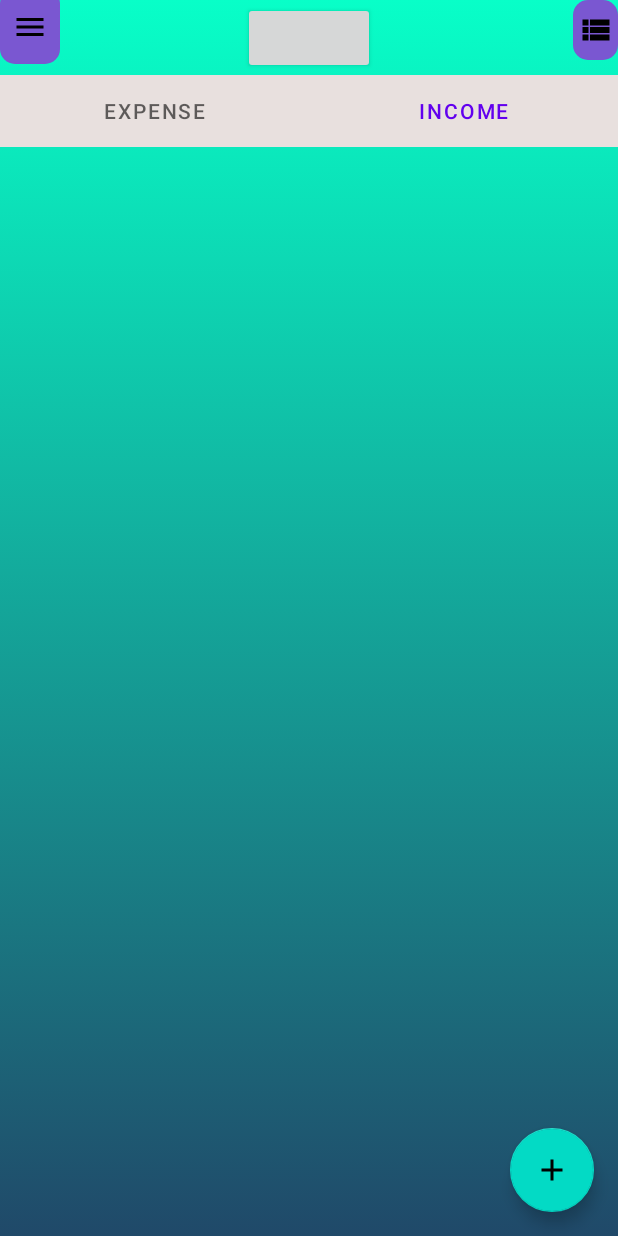
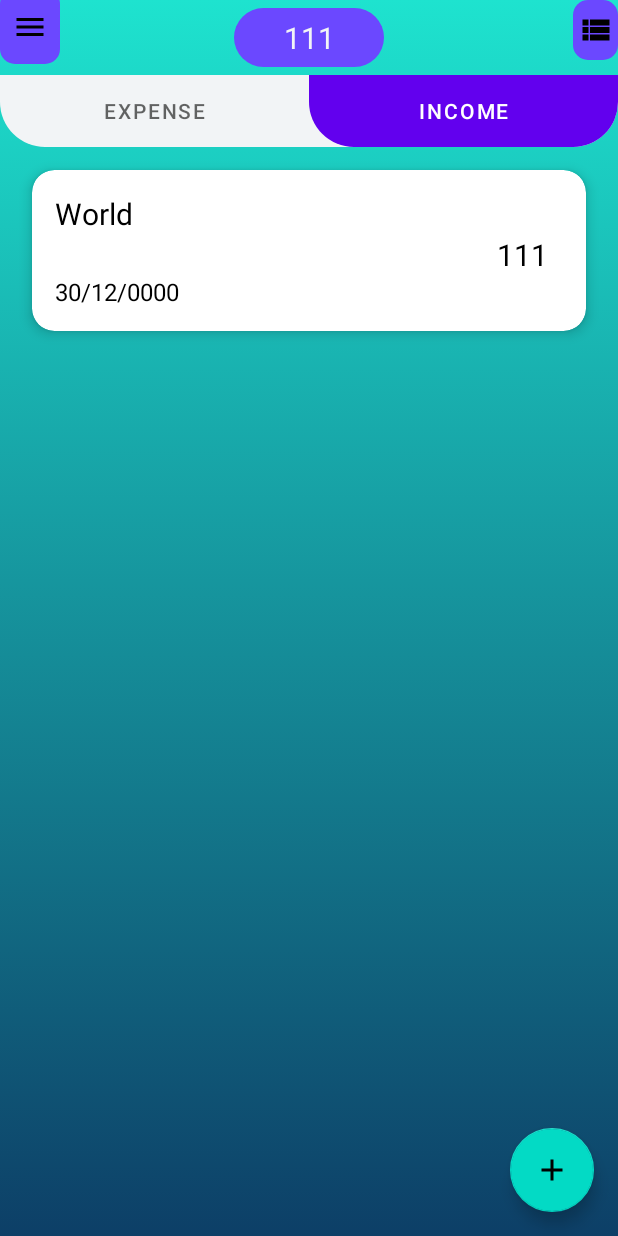
Before and after one commit to qTronor/My_money_moment, an Android app: the screen it shows after launch (MainActivity), tab 2 chosen, on a phone screen of 412 x 824 dp. Run offline under Robolectric (Android 15) with nearby library versions, the phone set to English and light mode, and no system bars; our stand-ins replace Room's generated code.

Commit message:
Added total sum textView New Design for tablayout Small changes of colors

```diff
--- a/app/src/main/java/com/example/my_mone_moment/MainActivity.java
+++ b/app/src/main/java/com/example/my_mone_moment/MainActivity.java
@@ -1,18 +1,28 @@
 package com.example.my_mone_moment;
 
 import android.os.Bundle;
+import android.widget.TextView;
+import android.widget.Toast;
 
 import androidx.annotation.NonNull;
 import androidx.fragment.app.Fragment;
 import androidx.fragment.app.FragmentActivity;
 
+import androidx.lifecycle.LifecycleOwner;
+import androidx.lifecycle.LiveData;
+import androidx.lifecycle.Observer;
+import androidx.lifecycle.ViewModelProvider;
+import androidx.lifecycle.ViewModelProviders;
 import androidx.viewpager2.adapter.FragmentStateAdapter;
 import androidx.viewpager2.widget.ViewPager2;
 
+import com.example.my_mone_moment.data.ViewModel;
 import com.example.my_mone_moment.fragments.Fragment_first;
 import com.example.my_mone_moment.fragments.Fragment_second;
 import com.google.android.material.tabs.TabLayout;
 import com.google.android.material.tabs.TabLayoutMediator;
+
+import org.w3c.dom.Text;
 
 
 public class MainActivity extends FragmentActivity {
@@ -21,6 +31,10 @@ public class MainActivity extends FragmentActivity {
     private ViewPager2 viewPager2;
     private FragmentStateAdapter fragmentStateAdapter;
 
+    private TextView sum_textView;
+    private ViewModel viewModel;
+    //private int total_sum;
+
     private int[] labels = new int[]{R.string.expense, R.string.income};
 
     @Override
@@ -28,12 +42,30 @@ public class MainActivity extends FragmentActivity {
         super.onCreate(savedInstanceState);
         setContentView(R.layout.activity_main);
 
+        viewModel = ViewModelProviders.of(this).get(ViewModel.class);
+        LiveData<Integer> totalSum = viewModel.getExpenseSum();
+
         viewPager2 = findViewById(R.id.pager);
         fragmentStateAdapter = new ScreenSlideAdapter(this);
         viewPager2.setAdapter(fragmentStateAdapter);
 
         TabLayout tabLayout = findViewById(R.id.tab_layout);
         new TabLayoutMediator(tabLayout, viewPager2, (tab, position) -> tab.setText(labels[position])).attach();
+
+        sum_textView = findViewById(R.id.sum_textView);
+
+        totalSum.observe(this, new Observer<Integer>() {
+            @Override
+            public void onChanged(Integer integer) {
+                if(integer == null) {
+                    //Toast.makeText(MainActivity.this, "0", Toast.LENGTH_SHORT).show();
+                    sum_textView.setText("0");
+                }
+                else
+                    sum_textView.setText(String.valueOf(integer));
+            }
+        });
+
     }
 
     private class ScreenSlideAdapter extends FragmentStateAdapter{
--- a/app/src/main/java/com/example/my_mone_moment/data/OpDao.java
+++ b/app/src/main/java/com/example/my_mone_moment/data/OpDao.java
@@ -15,8 +15,17 @@ public interface OpDao {
     @Query("SELECT * FROM operation_table")
     LiveData<List<Operation>> getAll();
 
+    @Query("SELECT * FROM operation_table WHERE expense LIKE 1")
+    LiveData<List<Operation>> getAllExpense();
+
+    @Query("SELECT * FROM operation_table WHERE expense LIKE 0")
+    LiveData<List<Operation>> getAllIncome();
+
     @Query("SELECT * FROM operation_table WHERE expense LIKE :expense")
-    Operation getByExpense(String expense);
+    Operation getByExpense(boolean expense);
+
+    @Query("SELECT SUM(CASE WHEN expense = 1 THEN value ELSE -value END) FROM operation_table")
+    LiveData<Integer> getSumExpense();
 
     @Query("SELECT * from operation_table LIMIT 1")
     Operation[] getAnyWord();
--- a/app/src/main/java/com/example/my_mone_moment/data/OperationRepository.java
+++ b/app/src/main/java/com/example/my_mone_moment/data/OperationRepository.java
@@ -29,18 +29,19 @@ public class OperationRepository {
     void update(Operation operation){
         opDao.insert(operation);
     }
-
     void delete(Operation operation){
         new deleteOperationAsyncTask(opDao).execute(operation);
     }
-    public void deleteWord(Operation word)  {
-        new deleteOperationAsyncTask(opDao).execute(word);
-    }
 
-
-
+    LiveData<Integer> getSumExpense(){ return opDao.getSumExpense(); }
     LiveData<List<Operation>> getAllOperations(){
         return opDao.getAll();
+    }
+    LiveData<List<Operation>> getAllOperationsExpense(){
+        return opDao.getAllExpense();
+    }
+    LiveData<List<Operation>> getAllOperationsIncome(){
+        return opDao.getAllIncome();
     }
 
     private static class insertAsyncTask extends AsyncTask<Operation, Void, Void> {
@@ -85,7 +86,4 @@ public class OperationRepository {
             return null;
         }
     }
-
-
-
 }
--- a/app/src/main/java/com/example/my_mone_moment/data/OperationsDB.java
+++ b/app/src/main/java/com/example/my_mone_moment/data/OperationsDB.java
@@ -46,7 +46,7 @@ public abstract class OperationsDB extends RoomDatabase {
             new PopulateDbAsync(INSTANCE).execute();
         }
 
-        @Override
+        /*@Override
         public void onCreate(@NonNull SupportSQLiteDatabase db) {
             super.onCreate(db);
 
@@ -58,12 +58,12 @@ public abstract class OperationsDB extends RoomDatabase {
                 OpDao dao = INSTANCE.opDao();
                 dao.deleteAll();
 
-                Operation operation = new Operation("Hello", "222", "12/12/2002", true);
+                Operation operation = new Operation("Hello", 222, "12/12/2002", true);
                 dao.insert(operation);
-                operation = new Operation("World", "111", "30/12/0000", false);
+                operation = new Operation("World", 111, "30/12/0000", false);
                 dao.insert(operation);
             });
-        }
+        }*/
     };
 
 
@@ -71,7 +71,7 @@ public abstract class OperationsDB extends RoomDatabase {
 
         private final OpDao mDao;
         Operation[] operations = {new Operation("Hello", "222", "12/12/2002", true),
-                                new Operation("World", "111", "30/12/0000", true)};
+                                new Operation("World", "111", "30/12/0000", false)};
 
         PopulateDbAsync(OperationsDB db) {
             mDao = db.opDao();
--- a/app/src/main/java/com/example/my_mone_moment/data/ViewModel.java
+++ b/app/src/main/java/com/example/my_mone_moment/data/ViewModel.java
@@ -9,11 +9,16 @@ public class ViewModel extends AndroidViewModel {
 
     private OperationRepository operationRepository;
     private LiveData<List<Operation>> allOperationsList;
+    private LiveData<List<Operation>> allOperationsListExpense;
+    private LiveData<List<Operation>> allOperationsListIncome;
 
     public ViewModel(Application application){
         super(application);
         operationRepository = new OperationRepository(application);
         allOperationsList = operationRepository.getAllOperations();
+        allOperationsListExpense = operationRepository.getAllOperationsExpense();
+        allOperationsListIncome = operationRepository.getAllOperationsIncome();
+
     }
 
     public void insert(Operation operation) { operationRepository.insert(operation); }
@@ -24,4 +29,8 @@ public class ViewModel extends AndroidViewModel {
 
     public LiveData<List<Operation>> getAllOperations() { return allOperationsList; }
 
+    public LiveData<List<Operation>> getAllOperationsExpense() { return allOperationsListExpense; }
+    public LiveData<List<Operation>> getAllOperationsIncome() { return allOperationsListIncome; }
+    public LiveData<Integer> getExpenseSum() { return operationRepository.getSumExpense();}
+
 }
--- a/app/src/main/java/com/example/my_mone_moment/fragments/Fragment_first.java
+++ b/app/src/main/java/com/example/my_mone_moment/fragments/Fragment_first.java
@@ -58,12 +58,7 @@ public class Fragment_first extends Fragment {
         registerForContextMenu(recyclerView);
 
         viewModel = new ViewModelProvider(this).get(ViewModel.class);
-        viewModel.getAllOperations().observe(getViewLifecycleOwner(), new Observer<List<Operation>>() {
-            @Override
-            public void onChanged(List<Operation> operationList) {
-                adapter.setOperations(operationList);
-            }
-        });
+        viewModel.getAllOperationsExpense().observe(getViewLifecycleOwner(), operationList -> adapter.setOperations(operationList));
 
         Dialog expense_dialog = new Dialog(this.getContext());
 
@@ -104,7 +99,7 @@ public class Fragment_first extends Fragment {
                     expense_dialog.dismiss();
                     Toast.makeText(getContext(), "Expense added", Toast.LENGTH_SHORT).show();
                     //Change the state of floating btn
-                    isRotateFloatBtn = ViewAnimation.rotateFab(view112, !isRotateFloatBtn);
+                    isRotateFloatBtn = ViewAnimation.rotateFab(view1, !isRotateFloatBtn);
                 }
             });
             cancel_btn.setOnClickListener(v -> {
--- /dev/null
+++ b/app/src/main/res/drawable/tab_indicator.xml
@@ -0,0 +1,8 @@
+<?xml version="1.0" encoding="utf-8"?>
+<shape xmlns:android="http://schemas.android.com/apk/res/android"
+    android:shape="rectangle">
+
+    <solid android:color="@color/nice_purple"/>
+    <corners android:bottomLeftRadius="30dp"
+        android:bottomRightRadius="30dp"/>
+</shape>
--- /dev/null
+++ b/app/src/main/res/drawable/tablayout_shape.xml
@@ -0,0 +1,8 @@
+<?xml version="1.0" encoding="utf-8"?>
+<shape xmlns:android="http://schemas.android.com/apk/res/android"
+    android:shape="rectangle">
+
+    <solid android:color="@color/input_color"/>
+    <corners android:bottomLeftRadius="30dp"
+        android:bottomRightRadius="30dp"/>
+</shape>
--- /dev/null
+++ b/app/src/main/res/drawable/total_sum_shape.xml
@@ -0,0 +1,8 @@
+<?xml version="1.0" encoding="utf-8"?>
+<shape xmlns:android="http://schemas.android.com/apk/res/android"
+    android:shape="rectangle">
+
+    <solid android:color="@color/nice_purple"/>
+    <corners android:radius="30dp"/>
+
+</shape>
--- a/app/src/main/res/layout/activity_main.xml
+++ b/app/src/main/res/layout/activity_main.xml
@@ -8,27 +8,37 @@
 
     <com.google.android.material.tabs.TabLayout
         android:id="@+id/tab_layout"
-        android:layout_width="0dp"
+        android:layout_width="match_parent"
         android:layout_height="wrap_content"
         android:layout_marginTop="50dp"
-        android:background="@color/light_grey"
+        app:tabIndicatorGravity="stretch"
         app:layout_constraintStart_toStartOf="parent"
         app:layout_constraintEnd_toEndOf="parent"
         app:layout_constraintTop_toTopOf="parent"
-        app:tabIndicatorHeight="0dp"
-        app:tabRippleColor="@color/black"/>
+        app:tabSelectedTextColor="@color/white"
+        android:background="@drawable/tablayout_shape"
+        app:tabMode="fixed"
+        app:tabIndicatorAnimationMode="elastic"
+        app:tabIndicator="@drawable/tab_indicator"
+        />
 
-    <Button
-        android:id="@+id/total_btn"
+    <TextView
+        android:id="@+id/sum_textView"
         android:layout_width="wrap_content"
-        android:layout_height="wrap_content"
+        android:layout_height="0dp"
+        android:minWidth="100dp"
         android:gravity="center"
+        android:clickable="true"
+        android:layout_margin="5dp"
+        android:background="@drawable/total_sum_shape"
         app:layout_constraintTop_toTopOf="parent"
         app:layout_constraintBottom_toTopOf="@+id/tab_layout"
         app:layout_constraintEnd_toEndOf="parent"
-        app:layout_constraintStart_toStartOf="parent">
-
-    </Button>
+        app:layout_constraintStart_toStartOf="parent"
+        android:textSize="20dp"
+        android:textColor="@color/input_color"
+        android:padding="5dp">
+    </TextView>
 
     <ImageButton
         android:id="@+id/menu_btn"
--- a/app/src/main/res/layout/items_list.xml
+++ b/app/src/main/res/layout/items_list.xml
@@ -43,11 +43,12 @@
             <!--TextView for displaying Value -->
             <TextView
                 android:id="@+id/tvValue"
-                android:layout_width="300dp"
+                android:layout_width="match_parent"
                 android:layout_height="wrap_content"
                 android:gravity="end"
                 android:textColor="@android:color/black"
                 android:textSize="20sp"
+                android:layout_marginEnd="10dp"
                 tools:text="Value" />
 
             <!--TextView for displaying Date -->
--- a/app/src/main/res/values/colors.xml
+++ b/app/src/main/res/values/colors.xml
@@ -7,13 +7,13 @@
     <color name="teal_700">#FF018786</color>
     <color name="black">#FF000000</color>
     <color name="white">#FFFFFFFF</color>
-    <color name="nice_purple">#7A57D1</color>
+    <color name="nice_purple">#6b48ff</color>
     <color name="light_grey">#E8E0DE</color>
     <color name="light_brown">#D0C2C2</color>
-    <color name="background_green">#08FFC8</color>
-    <color name="background_blue">#204969</color>
+    <color name="background_green">#1ee3cf</color>
+    <color name="background_blue">#0d3f67</color>
     <color name="light_blue">#50C1E9</color>
-    <color name="input_color">#FFF7F7</color>
+    <color name="input_color">#f2f4f6</color>
     <color name="deep_blue">#2c3e4f</color>
     <color name="dialog_btn">#cfdaec</color>
 
```
Also changed, not shown: app/src/main/java/com/example/my_mone_moment/data/Constants.java (deleted, +0 -38 lines), app/src/main/java/com/example/my_mone_moment/data/OpViewModel.java (deleted, +0 -33 lines), app/src/main/java/com/example/my_mone_moment/fragments/Fragment_second.java (+138 -2 lines).
